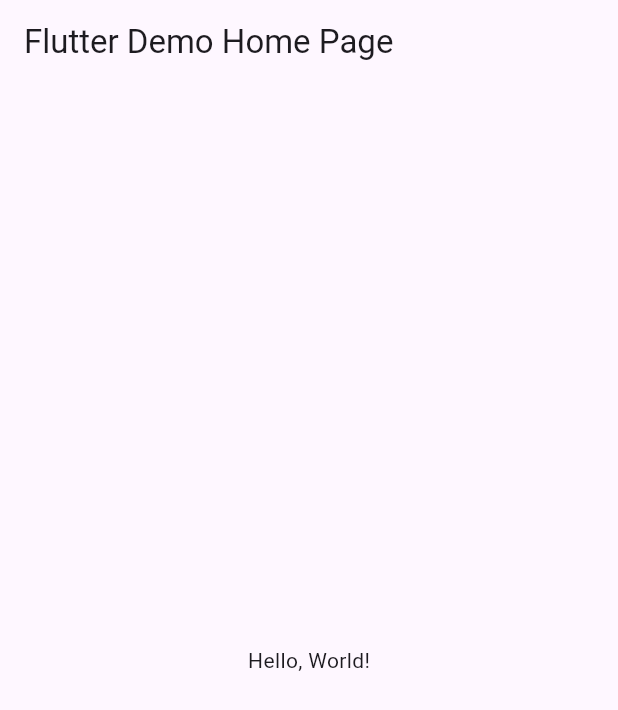
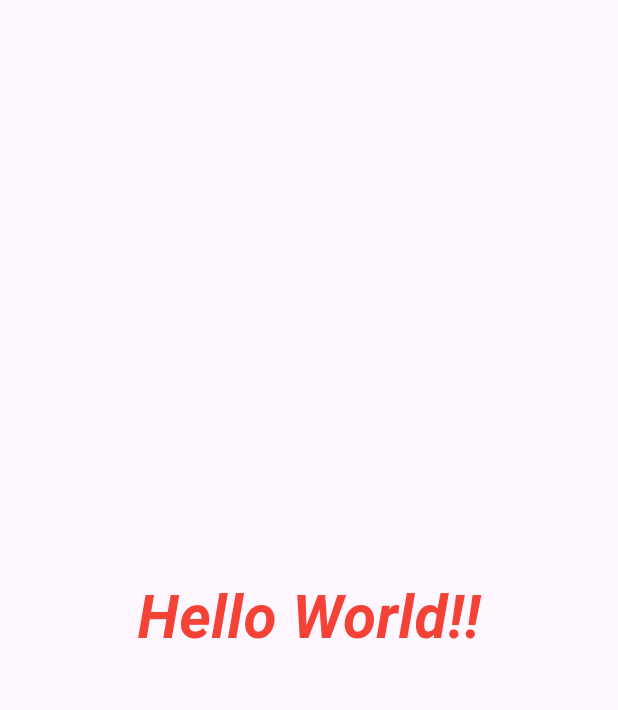
Before and after one commit to Arvind22cse/flutter_learning, a Flutter app: the screen it shows after launch, on a phone screen of 412 x 824 dp. Shown: the top 710 px of the screen. Run offline on Flutter 3.47's test engine with Material 3 defaults, Android fonts, the phone set to English and light mode, and no system bars.

Commit message:
hello world

```diff
--- a/lib/main.dart
+++ b/lib/main.dart
@@ -4,39 +4,19 @@ void main() => runApp(MyApp());
 
 class MyApp extends StatelessWidget {
   const MyApp({super.key});
-  // This widget is the root of your application.
   @override
   Widget build(BuildContext context) {
     return MaterialApp(
-      // Application name
-      title: 'Flutter Hello World',
-      // Application theme data, you can set the colors for the application as
-      // you want
-      theme: ThemeData(
-        // useMaterial3: false,
-        primarySwatch: Colors.blue,
-      ),
-      // A widget which will be started on application startup
-      home: MyHomePage(title: 'Flutter Demo Home Page'),
-    );
-  }
-}
-
-class MyHomePage extends StatelessWidget {
-  final String title;
-  const MyHomePage({super.key, required this.title});
-
-  @override
-  Widget build(BuildContext context) {
-    return Scaffold(
-      appBar: AppBar(
-        // The title text which will be shown on the action bar
-        title: Text(title),
-      ),
-      body: Center(
-        child: Text(
-          'Hello, World!',
-        ),
+      debugShowCheckedModeBanner: false,
+      home: Scaffold(
+        body: Center(
+            child: const Text("Hello World!!",
+                style: TextStyle(
+                  fontSize: 40,
+                  fontWeight: FontWeight.bold,
+                  color: Colors.red,
+                  fontStyle: FontStyle.italic,
+                ))),
       ),
     );
   }
```
